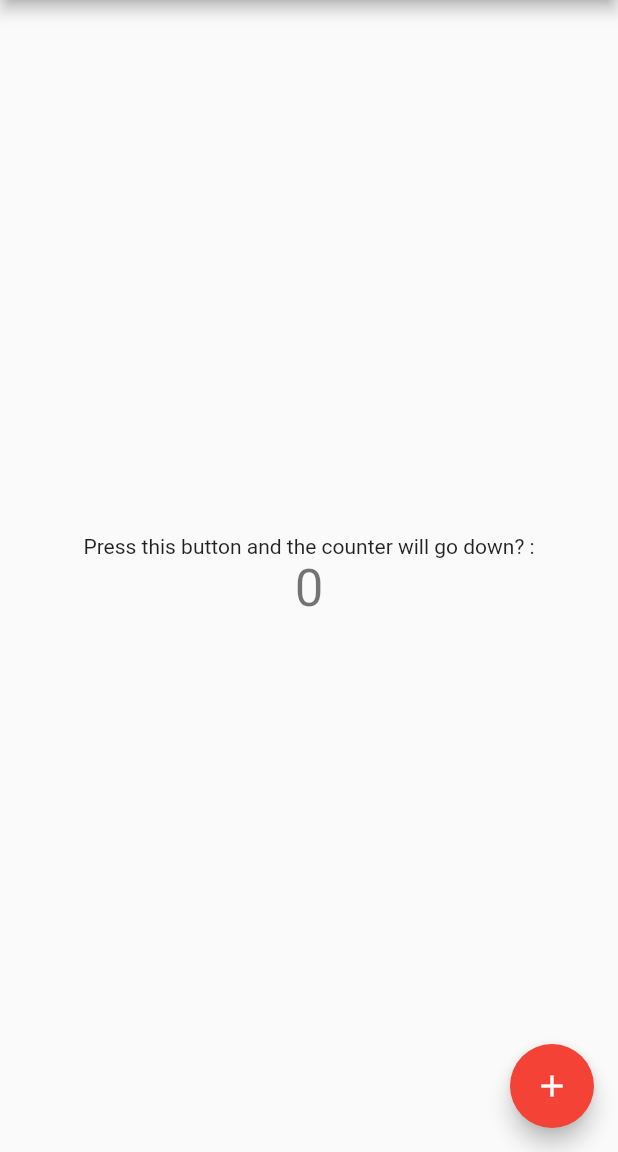
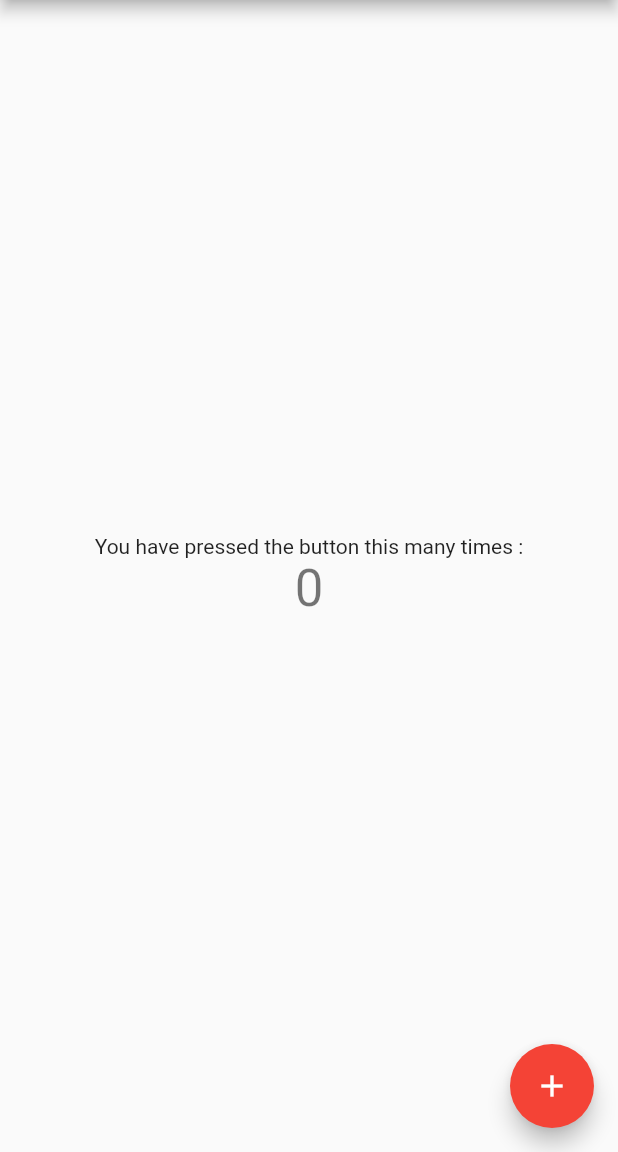
Before and after one commit to dylanneve1/test_app, a Flutter app: the screen it shows after launch, on a phone screen of 412 x 824 dp, the part 84-1236 px from its top. Run offline on Flutter 3.47's test engine with Material 2 defaults, Android fonts, the phone set to English and light mode, and no system bars.

Commit message:
Update text

```diff
--- a/lib/main.dart
+++ b/lib/main.dart
@@ -92,7 +92,7 @@ class _MyHomePageState extends State<MyHomePage> {
           mainAxisAlignment: MainAxisAlignment.center,
           children: <Widget>[
             new Text(
-              'Press this button and the counter will go down? :',
+              'You have pressed the button this many times :',
             ),
             new Text(
               '$_counter',
```
